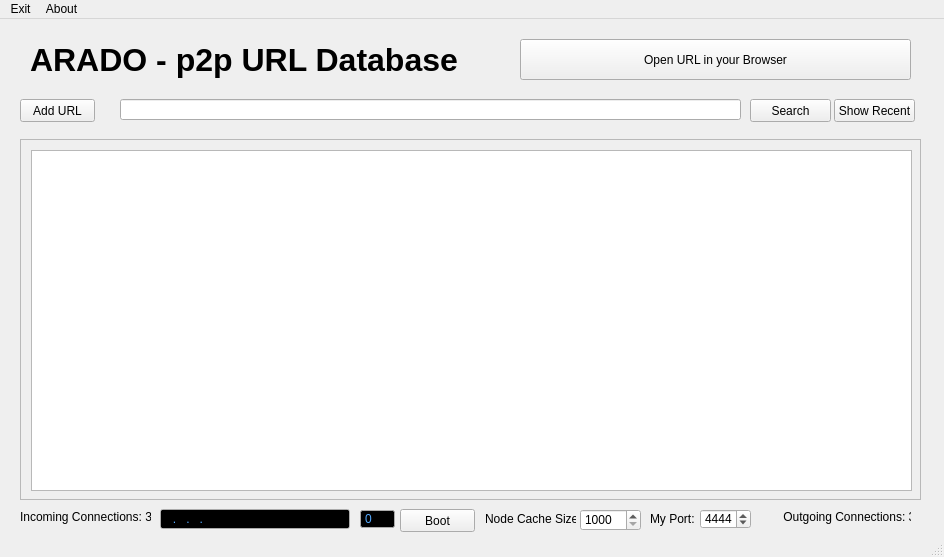
The window that aradomain.ui (berndhs/arado) describes before a commit, drawn with Qt 5.
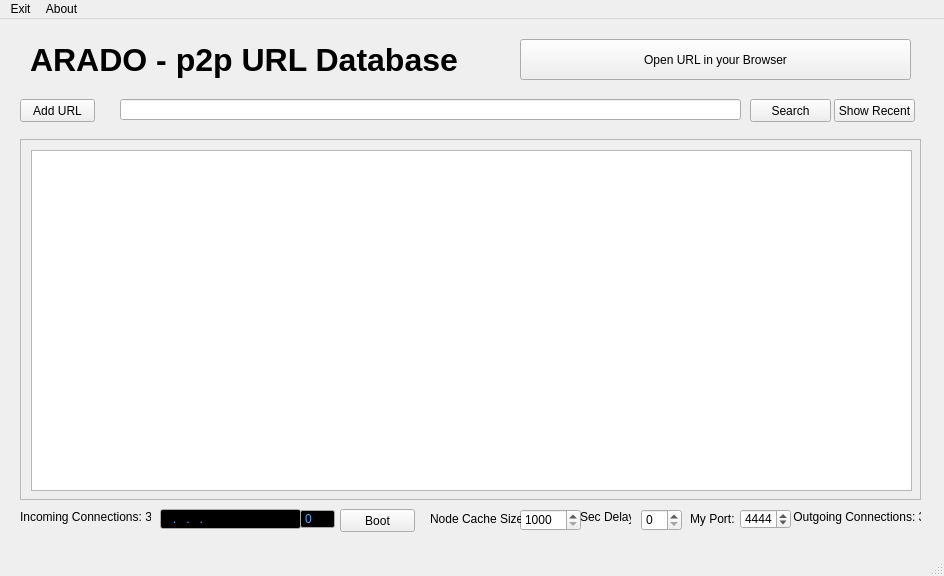
The same window after the commit.

Commit message: delay sec timer for the seconds between the next url is transferred to/from one peer. so this steers bandwidth. 0 = unlimited transfer.

What changed in the file:
```diff
--- a/aradomain.ui
+++ b/aradomain.ui
@@ -7,7 +7,7 @@
     <x>0</x>
     <y>0</y>
     <width>944</width>
-    <height>557</height>
+    <height>576</height>
    </rect>
   </property>
   <property name="windowTitle">
@@ -121,7 +121,7 @@
      <rect>
       <x>160</x>
       <y>490</y>
-      <width>190</width>
+      <width>141</width>
       <height>20</height>
      </rect>
     </property>
@@ -196,7 +196,7 @@
    <widget class="QSpinBox" name="AddIPPort">
     <property name="geometry">
      <rect>
-      <x>360</x>
+      <x>300</x>
       <y>490</y>
       <width>35</width>
       <height>20</height>
@@ -276,7 +276,7 @@
    <widget class="QPushButton" name="pushButton">
     <property name="geometry">
      <rect>
-      <x>400</x>
+      <x>340</x>
       <y>490</y>
       <width>75</width>
       <height>23</height>
@@ -302,7 +302,7 @@
    <widget class="QLabel" name="label_3">
     <property name="geometry">
      <rect>
-      <x>780</x>
+      <x>790</x>
       <y>490</y>
       <width>131</width>
       <height>16</height>
@@ -315,7 +315,7 @@
    <widget class="QSpinBox" name="Nodecachesize">
     <property name="geometry">
      <rect>
-      <x>580</x>
+      <x>520</x>
       <y>490</y>
       <width>61</width>
       <height>22</height>
@@ -331,7 +331,7 @@
    <widget class="QLabel" name="label_4">
     <property name="geometry">
      <rect>
-      <x>485</x>
+      <x>430</x>
       <y>490</y>
       <width>91</width>
       <height>20</height>
@@ -357,9 +357,9 @@
    <widget class="QLabel" name="label_5">
     <property name="geometry">
      <rect>
-      <x>650</x>
+      <x>690</x>
       <y>490</y>
-      <width>91</width>
+      <width>51</width>
       <height>20</height>
      </rect>
     </property>
@@ -370,7 +370,7 @@
    <widget class="QSpinBox" name="myPort">
     <property name="geometry">
      <rect>
-      <x>700</x>
+      <x>740</x>
       <y>490</y>
       <width>51</width>
       <height>20</height>
@@ -383,6 +383,29 @@
      <number>4444</number>
     </property>
    </widget>
+   <widget class="QSpinBox" name="spinBox">
+    <property name="geometry">
+     <rect>
+      <x>641</x>
+      <y>490</y>
+      <width>41</width>
+      <height>22</height>
+     </rect>
+    </property>
+   </widget>
+   <widget class="QLabel" name="label_6">
+    <property name="geometry">
+     <rect>
+      <x>580</x>
+      <y>490</y>
+      <width>51</width>
+      <height>16</height>
+     </rect>
+    </property>
+    <property name="text">
+     <string>Sec Delay:</string>
+    </property>
+   </widget>
   </widget>
   <widget class="QMenuBar" name="menubar">
    <property name="geometry">
```
